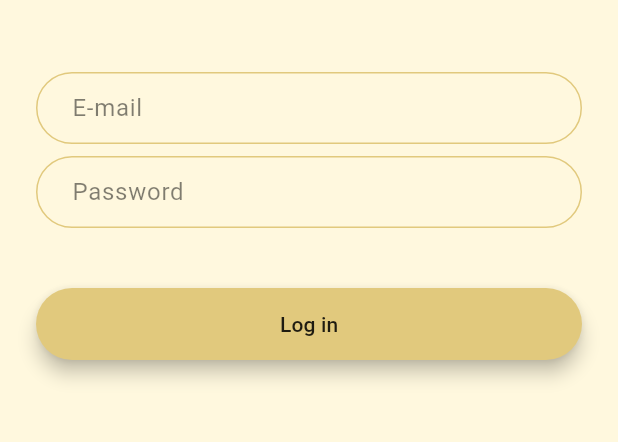
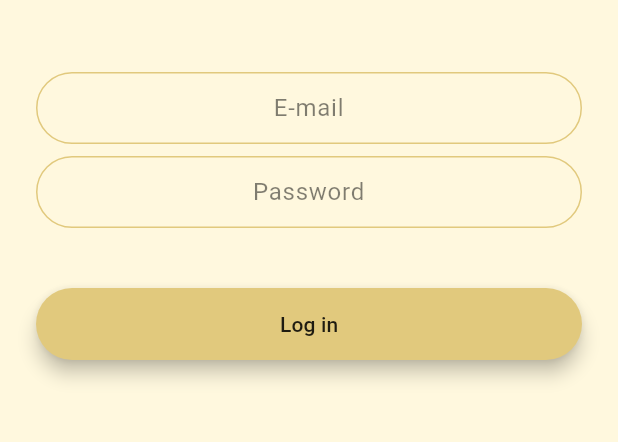
Before and after one commit to 1DevNawaf/LiveChat, a Flutter app: the screen it shows after launch, after a tap on "Log In", on a phone screen of 412 x 824 dp, the part 576-1018 px from its top. Run offline on Flutter 3.47's test engine with Material 3 defaults, Android fonts, the phone set to English and light mode, and no system bars; our stand-ins replace animated_text_kit.

Commit message:
Functionality to textfields

```diff
--- a/lib/common/ReusableTextField.dart
+++ b/lib/common/ReusableEmailTextField.dart
@@ -1,25 +1,27 @@
 import 'package:flutter/material.dart';
 
-class ReusableTextField extends StatelessWidget {
-  const ReusableTextField({
+class ReusableEmailTextField extends StatelessWidget {
+  const ReusableEmailTextField({
     super.key,
     required this.Text,
     required this.TextColor,
     required this.BorderColor,
     required this.FoucusColor,
+    required this.onChanged,
   });
 
   final String Text;
   final Color TextColor;
   final Color BorderColor;
   final Color FoucusColor;
+  final dynamic onChanged;
 
   @override
   Widget build(BuildContext context) {
     return TextField(
-      onChanged: (value) {
-        //Do something with the user input.
-      },
+      onChanged: onChanged,
+      keyboardType: TextInputType.emailAddress,
+      textAlign: TextAlign.center,
       decoration: InputDecoration(
         hintText: Text,
         hintStyle: TextStyle(
--- /dev/null
+++ b/lib/common/ReusablePasswordTextField.dart
@@ -0,0 +1,45 @@
+import 'package:flutter/material.dart';
+
+class ReusablePasswordTextField extends StatelessWidget {
+  const ReusablePasswordTextField({
+    super.key,
+    required this.Text,
+    required this.TextColor,
+    required this.BorderColor,
+    required this.FoucusColor,
+    required this.onChanged,
+  });
+
+  final String Text;
+  final Color TextColor;
+  final Color BorderColor;
+  final Color FoucusColor;
+  final dynamic onChanged;
+
+  @override
+  Widget build(BuildContext context) {
+    return TextField(
+      obscureText: true,
+      textAlign: TextAlign.center,
+      onChanged: onChanged,
+      decoration: InputDecoration(
+        hintText: Text,
+        hintStyle: TextStyle(
+          color: TextColor,
+        ),
+        contentPadding: EdgeInsets.symmetric(vertical: 10.0, horizontal: 20.0),
+        border: OutlineInputBorder(
+          borderRadius: BorderRadius.all(Radius.circular(32.0)),
+        ),
+        enabledBorder: OutlineInputBorder(
+          borderSide: BorderSide(color: BorderColor, width: 1.0),
+          borderRadius: BorderRadius.all(Radius.circular(32.0)),
+        ),
+        focusedBorder: OutlineInputBorder(
+          borderSide: BorderSide(color: FoucusColor, width: 2.0),
+          borderRadius: BorderRadius.all(Radius.circular(32.0)),
+        ),
+      ),
+    );
+  }
+}
--- a/lib/screens/login_screen.dart
+++ b/lib/screens/login_screen.dart
@@ -2,7 +2,8 @@ import 'package:flutter/material.dart';
 import 'package:live_chat/common/ReusableButton.dart';
 import 'package:live_chat/constants.dart';
 
-import '../common/ReusableTextField.dart';
+import '../common/ReusableEmailTextField.dart';
+import '../common/ReusablePasswordTextField.dart';
 
 class LoginScreen extends StatefulWidget {
   static const String id = "login_screen";
@@ -12,6 +13,9 @@ class LoginScreen extends StatefulWidget {
 }
 
 class _LoginScreenState extends State<LoginScreen> {
+  late String Email;
+  late String password;
+
   @override
   Widget build(BuildContext context) {
     return Scaffold(
@@ -32,20 +36,26 @@ class _LoginScreenState extends State<LoginScreen> {
             SizedBox(
               height: 48.0,
             ),
-            ReusableTextField(
+            ReusableEmailTextField(
               Text: "E-mail",
               TextColor: Colors.black.withOpacity(0.5),
               BorderColor: kColor2,
               FoucusColor: kColor2,
+              onChanged: (value) {
+                Email = value;
+              },
             ),
             SizedBox(
               height: 8.0,
             ),
-            ReusableTextField(
+            ReusablePasswordTextField(
               Text: "Password",
               TextColor: Colors.black.withOpacity(0.5),
               BorderColor: kColor2,
               FoucusColor: kColor2,
+              onChanged: (value) {
+                password = value;
+              },
             ),
             SizedBox(
               height: 24.0,
@@ -53,7 +63,12 @@ class _LoginScreenState extends State<LoginScreen> {
 
             //Log in Button
             ReusableButton(
-                onPressed: () {}, ButtonText: "Log in", ButtonColor: kColor2)
+                onPressed: () {
+                  print(Email);
+                  print(password);
+                },
+                ButtonText: "Log in",
+                ButtonColor: kColor2)
           ],
         ),
       ),
```
Also changed, not shown: lib/screens/registration_screen.dart (+22 -14 lines), 5 other files.
